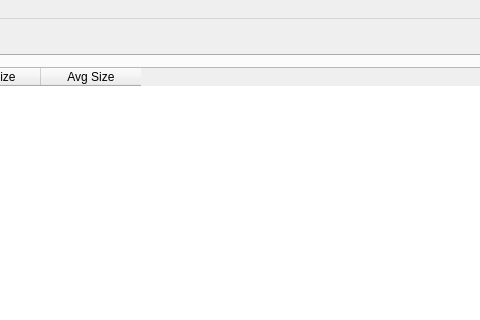
This is src/MemoryProfiler/MemoryProfiler/mainwindow.ui in madrenegade/PGameStudio as Qt 5 draws it before an edit; both pictures show x 484 to 964 and y 0 to 320 of the 1074 by 648 pixel window. The edited form follows.
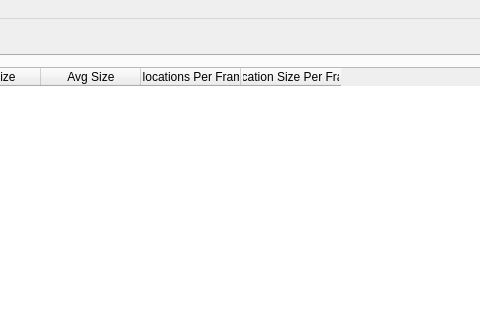
This is the edited form.

Commit message: Added frame based statistics for pool allocation view.

What changed in the file:
```diff
--- a/src/MemoryProfiler/MemoryProfiler/mainwindow.ui
+++ b/src/MemoryProfiler/MemoryProfiler/mainwindow.ui
@@ -155,6 +155,16 @@
             <string>Avg Size</string>
            </property>
           </column>
+          <column>
+           <property name="text">
+            <string>Allocations Per Frame</string>
+           </property>
+          </column>
+          <column>
+           <property name="text">
+            <string>Allocation Size Per Frame</string>
+           </property>
+          </column>
          </widget>
         </item>
        </layout>
```
The commit also changes 2 other files.
